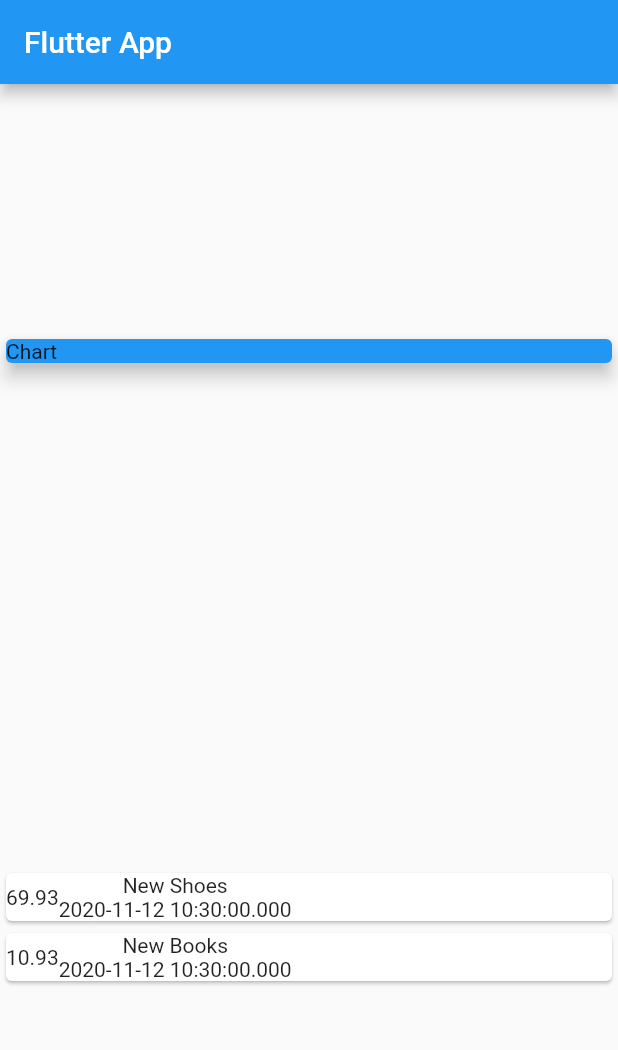
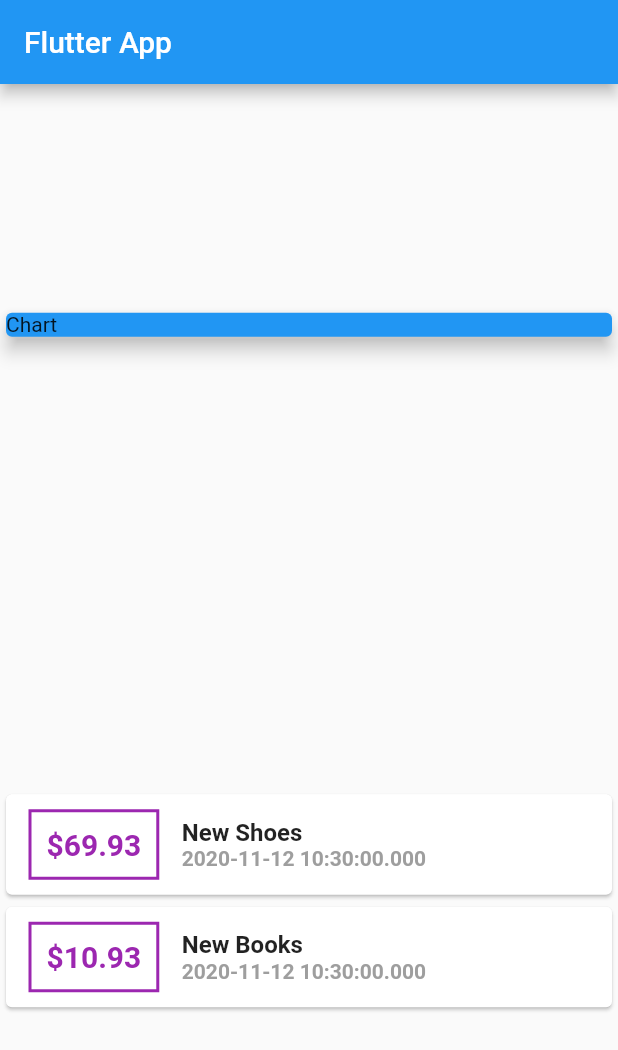
Before and after one commit to nord2sudjp/personal-expense, a Flutter app: the screen it shows after launch, on a phone screen of 412 x 824 dp. Shown: the top 1050 px of the screen. Run offline on Flutter 3.47's test engine with Material 2 defaults, Android fonts, the phone set to English and light mode, and no system bars.

Commit message:
Add dollar sign

```diff
--- a/lib/main.dart
+++ b/lib/main.dart
@@ -53,16 +53,36 @@ class MyHomePage extends StatelessWidget {
                 return Card(
                     child: Row(children: [
                   Container(
+                    margin: EdgeInsets.symmetric(horizontal: 15, vertical: 10),
+                    decoration: BoxDecoration(
+                      border: Border.all(color: Colors.purple, width: 2),
+                    ),
+                    padding: EdgeInsets.all(10),
                     child: Text(
-                      tx.amount.toString(),
+                      '\$${tx.amount}',
+                      style: TextStyle(
+                          fontWeight: FontWeight.bold,
+                          fontSize: 20,
+                          color: Colors.purple),
                     ),
                   ),
-                  Column(children: [
-                    Text(tx.title),
-                    Text(
-                      tx.date.toString(),
-                    ),
-                  ])
+                  Column(
+                      mainAxisAlignment: MainAxisAlignment.spaceAround,
+                      crossAxisAlignment: CrossAxisAlignment.start,
+                      children: [
+                        Text(
+                          tx.title,
+                          style: TextStyle(
+                              fontSize: 16, fontWeight: FontWeight.bold),
+                        ),
+                        Text(
+                          tx.date.toString(),
+                          style: TextStyle(
+                              fontSize: 14,
+                              fontWeight: FontWeight.bold,
+                              color: Colors.grey),
+                        ),
+                      ])
                 ]));
               }).toList(),
             ),
```
